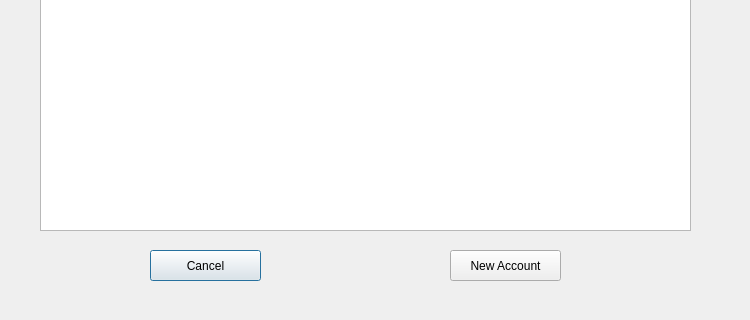
jonathansaetre/BankSystem, file accountlist.ui: the form before one commit; both pictures show x 0 to 750 and y 230 to 550 of the 750 by 550 pixel window.
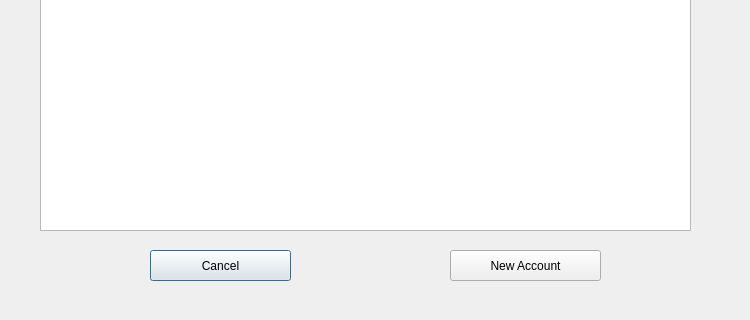
The form after the commit.

Commit message: Get customerName on the accountList window

Patch:
```diff
--- a/accountlist.ui
+++ b/accountlist.ui
@@ -51,7 +51,7 @@
     <rect>
      <x>150</x>
      <y>480</y>
-     <width>111</width>
+     <width>141</width>
      <height>31</height>
     </rect>
    </property>
@@ -64,7 +64,7 @@
     <rect>
      <x>450</x>
      <y>480</y>
-     <width>111</width>
+     <width>151</width>
      <height>31</height>
     </rect>
    </property>
```
The commit also changes 3 other files.
